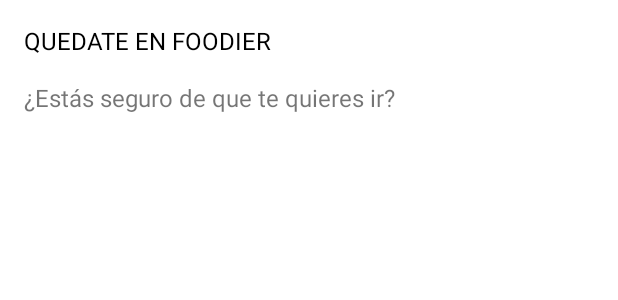
After one commit to fregonaespanola/First, an Android app: the layout alertdialog_view.xml on its own in the app's theme, with its tools: preview values and no code run, on a phone screen of 412 x 824 dp. The commit adds this screen. Shown: the top 300 px of the screen. Run offline under Robolectric (Android 15) with nearby library versions, the phone set to English and light mode, and no system bars; Roboto replaces fonts that are not available here.

Commit message:
Añadido el alertdialog_view.xml y también pequeño cambio para explicar comentarios en el README.md

```diff
--- a/app/src/main/java/com/dgarcia/first/MainActivity.java
+++ b/app/src/main/java/com/dgarcia/first/MainActivity.java
@@ -65,13 +65,11 @@
         registerForContextMenu(mycontext);
 
 
-        // DENTRO del Oncreate
         // cast al Layout SwipeRefresh con el que rodeamos la vista
         // en el xml y le colocamos un listener
         swipeLayout = (SwipeRefreshLayout) findViewById(R.id.myswipe);
         swipeLayout.setOnRefreshListener(mOnRefreshListener);
 
-        //La vista dentro es un webview con permiso para zoom
         miVisorWeb = (WebView) findViewById(R.id.vistaweb);
 //        miVisorWeb.getSettings().setJavaScriptEnabled(true);
 //        miVisorWeb.getSettings().setBuiltInZoomControls(true);
@@ -84,9 +82,9 @@
 
         MaterialAlertDialogBuilder builder = new MaterialAlertDialogBuilder(this);
 
-        builder.setTitle("QUEDATE EN FOODIER");
-        builder.setMessage("¿Estás seguro de que te quieres ir?");
         builder.setCancelable(false);
+
+        builder.setView(getLayoutInflater().inflate(R.layout.alertdialog_view, null));
 
 
         builder.setPositiveButton("Sign out", new DialogInterface.OnClickListener() {
--- /dev/null
+++ b/app/src/main/res/layout/alertdialog_view.xml
@@ -0,0 +1,33 @@
+<?xml version="1.0" encoding="utf-8"?>
+<androidx.constraintlayout.widget.ConstraintLayout xmlns:android="http://schemas.android.com/apk/res/android"
+    android:layout_width="match_parent"
+    android:layout_height="match_parent"
+    xmlns:app="http://schemas.android.com/apk/res-auto">
+
+
+    <TextView
+        app:layout_constraintStart_toStartOf="parent"
+        app:layout_constraintTop_toTopOf="parent"
+        android:layout_width="wrap_content"
+        android:layout_height="wrap_content"
+        android:id="@+id/tv1dialog"
+        android:text="QUEDATE EN FOODIER"
+        android:textSize="16sp"
+        android:textColor="@color/black"
+        android:layout_margin="16dp"
+        >
+
+    </TextView>
+
+    <TextView
+        app:layout_constraintStart_toStartOf="parent"
+        app:layout_constraintTop_toBottomOf="@id/tv1dialog"
+        android:layout_width="wrap_content"
+        android:layout_height="wrap_content"
+        android:text="¿Estás seguro de que te quieres ir?"
+        android:textSize="16sp"
+        android:layout_margin="16dp"
+        >
+
+    </TextView>
+</androidx.constraintlayout.widget.ConstraintLayout>
```
Also changed, not shown: 1 other file.
